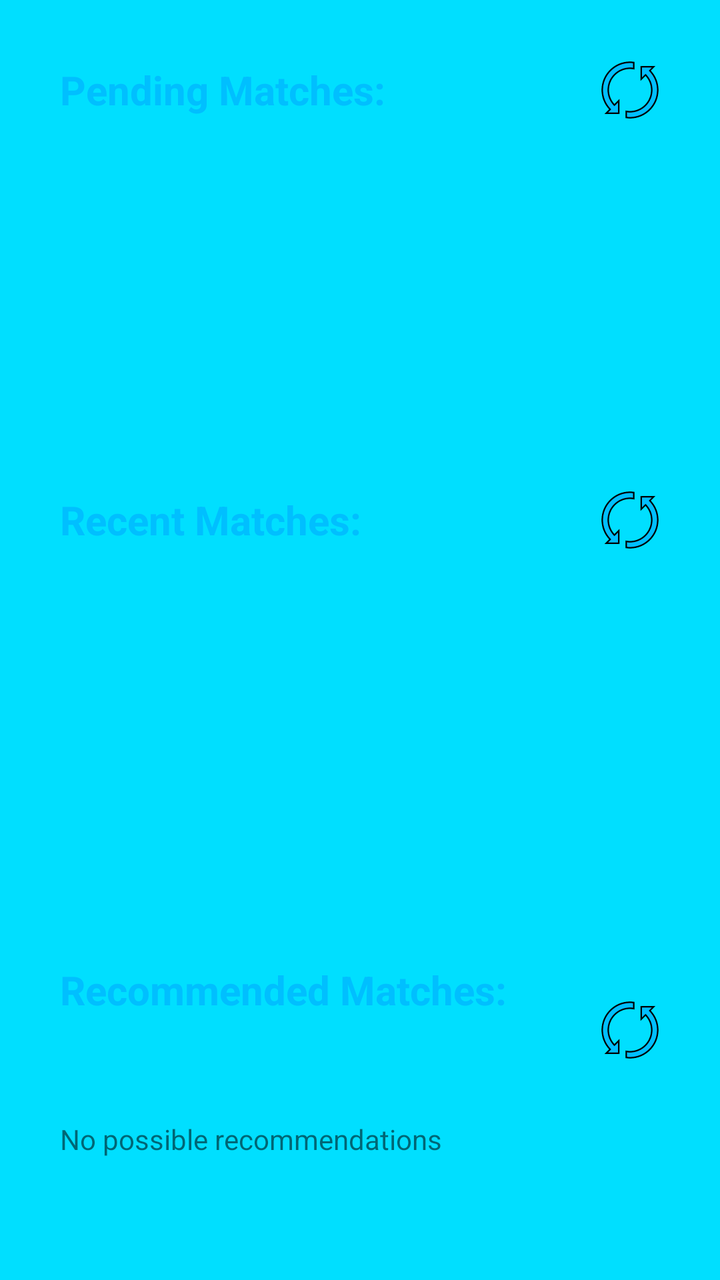
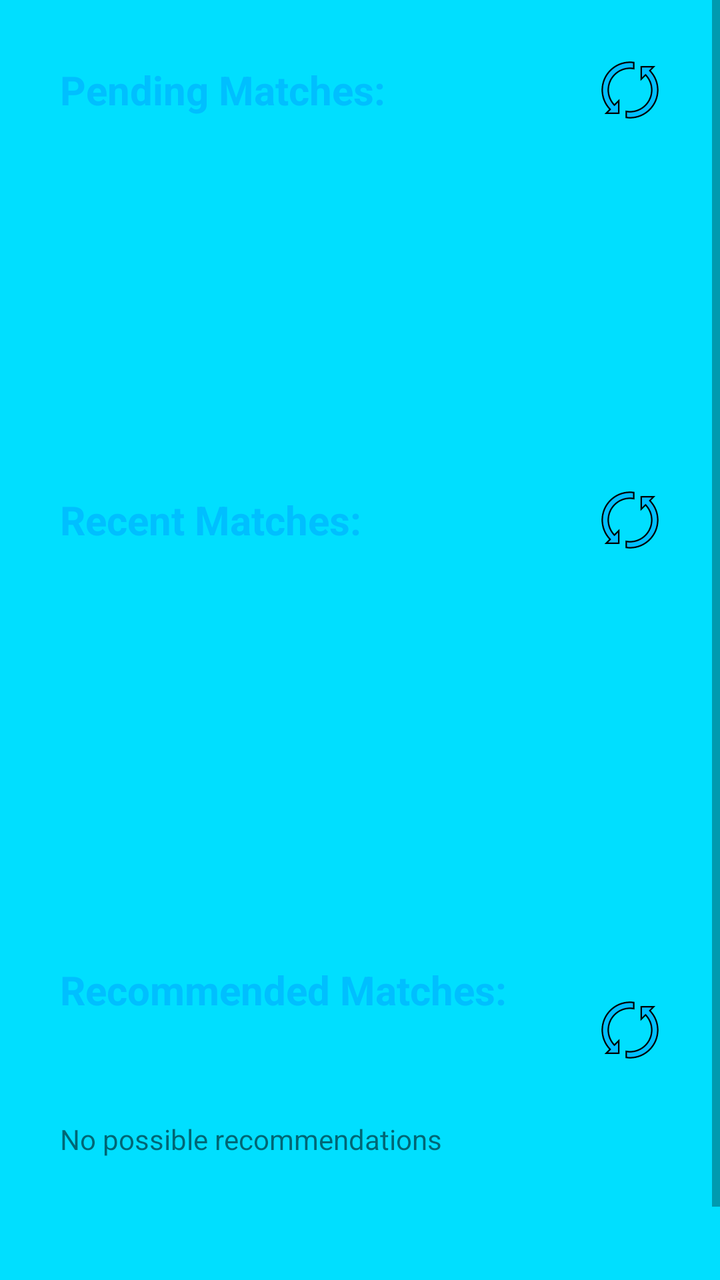

Before-and-after screenshots of an Android layout around one commit, followed by the original layout XML and the change that was made.
<!-- AndroidManifest.xml: application theme AppTheme -->
<!-- res/layout/fragment_home.xml -->
<?xml version="1.0" encoding="utf-8"?>
<ScrollView xmlns:android="http://schemas.android.com/apk/res/android"
    xmlns:tools="http://schemas.android.com/tools"
    android:layout_width="match_parent"
    android:layout_height="match_parent"
    android:background="@color/colorStatsActivity"
    tools:context=".statsFragments.HomeFragment">

    <LinearLayout
        android:layout_width="match_parent"
        android:layout_height="wrap_content"
        android:orientation="vertical">

        <LinearLayout
            android:layout_width="match_parent"
            android:layout_height="wrap_content"
            android:layout_marginTop="30dp"
            android:layout_marginBottom="10dp"
            android:orientation="horizontal">

            <TextView
                android:id="@+id/pendingMatchesHeader"
                android:layout_width="wrap_content"
                android:layout_height="wrap_content"
                android:layout_gravity="center"
                android:layout_marginStart="30dp"
                android:text="Pending Matches:"
                android:textColor="@color/colorPrimaryDark"
                android:textSize="20sp"
                android:textStyle="bold" />

            <View
                android:layout_width="0dp"
                android:layout_height="0dp"
                android:layout_weight="1" />

            <Button
                android:id="@+id/refreshPendingMatches"
                android:layout_width="30dp"
                android:layout_height="30dp"
                android:layout_gravity="center"
                android:layout_marginEnd="30dp"
                android:rotation="0"
                android:background="@drawable/reload_icon" />

        </LinearLayout>

        <ListView
            android:id="@+id/pendingMatches"
            android:layout_width="match_parent"
            android:layout_height="115dp"
            android:layout_marginStart="10dp"
            android:layout_marginEnd="10dp"
            android:layout_marginTop="10dp"
            android:layout_marginBottom="50dp"
            android:layout_weight="1" />

        <TextView
            android:id="@+id/emptyPendingMatchesText"
            android:layout_width="wrap_content"
            android:layout_height="wrap_content"
            android:layout_marginStart="30dp"
            android:layout_marginTop="10dp"
            android:layout_marginBottom="100dp"
            android:text="Currently no pending matches"
            android:visibility="gone"/>

        <LinearLayout
            android:layout_width="match_parent"
            android:layout_height="wrap_content"
            android:layout_marginBottom="10dp"
            android:orientation="horizontal">

            <TextView
                android:id="@+id/recentMatchesHeader"
                android:layout_width="wrap_content"
                android:layout_height="wrap_content"
                android:layout_gravity="center"
                android:layout_marginStart="30dp"
                android:text="Recent Matches:"
                android:textColor="@color/colorPrimaryDark"
                android:textSize="20sp"
                android:textStyle="bold" />

            <View
                android:layout_width="0dp"
                android:layout_height="0dp"
                android:layout_weight="1" />

            <Button
                android:id="@+id/refreshRecentMatches"
                android:layout_width="30dp"
                android:layout_height="30dp"
                android:layout_gravity="center"
                android:layout_marginEnd="30dp"
                android:rotation="0"
                android:background="@drawable/reload_icon" />

        </LinearLayout>

        <ListView
            android:id="@+id/recentMatches"
            android:layout_width="match_parent"
            android:layout_height="115dp"
            android:layout_marginStart="10dp"
            android:layout_marginEnd="10dp"
            android:layout_marginTop="10dp"
            android:layout_marginBottom="50dp"
            android:layout_weight="1" />

        <TextView
            android:id="@+id/emptyRecentMatchesText"
            android:layout_width="wrap_content"
            android:layout_height="wrap_content"
            android:layout_marginStart="30dp"
            android:layout_marginTop="10dp"
            android:layout_marginBottom="100dp"
            android:text="Currently no recent matches"
            android:visibility="gone"/>

        <LinearLayout
            android:layout_width="match_parent"
            android:layout_height="wrap_content"
            android:orientation="horizontal">

            <TextView
                android:id="@+id/recommendedMatchesHeader"
                android:layout_width="wrap_content"
                android:layout_height="wrap_content"
                android:layout_gravity="center"
                android:layout_marginStart="30dp"
                android:text="Recommended Matches:"
                android:textColor="@color/colorPrimaryDark"
                android:textSize="20sp"
                android:textStyle="bold" />

            <View
                android:layout_width="0dp"
                android:layout_height="0dp"
                android:layout_weight="1" />

            <Button
                android:id="@+id/refreshRecommendedMatches"
                android:layout_width="30dp"
                android:layout_height="30dp"
                android:layout_marginTop="30dp"
                android:layout_marginBottom="10dp"
                android:layout_gravity="center"
                android:layout_marginEnd="30dp"
                android:background="@drawable/reload_icon" />
        </LinearLayout>

        <ListView
            android:id="@+id/recommendedMatches"
            android:layout_width="match_parent"
            android:layout_height="match_parent"
            android:layout_margin="10dp"
            android:layout_weight="1" />

        <TextView
            android:id="@+id/emptyRecommendedMatchesText"
            android:layout_width="wrap_content"
            android:layout_height="wrap_content"
            android:layout_marginStart="30dp"
            android:layout_marginTop="10dp"
            android:text="No possible recommendations"
            android:visibility="visible"/>

    </LinearLayout>
</ScrollView>
<!-- resources referenced by this layout -->
<resources>
  <color name="colorPrimaryDark">#00BFFF</color>
  <color name="colorStatsActivity">#00DFFF</color>
  <!-- drawable reload_icon (drawable) -->
  <vector xmlns:android="http://schemas.android.com/apk/res/android"
      android:width="200dp"
      android:height="200dp"
      android:viewportWidth="40"
      android:viewportHeight="40">
      <path android:fillColor="#00BFFF" android:pathData="M4.207,35.5l2.573-2.574l-0.328-0.353C3.259,29.143,1.5,24.677,1.5,20C1.5,9.799,9.799,1.5,20,1.5 c0.776,0,1.598,0.062,2.5,0.19v4.032C21.661,5.575,20.823,5.5,20,5.5C12.005,5.5,5.5,12.005,5.5,20 c0,3.578,1.337,7.023,3.765,9.701l0.353,0.389l2.883-2.883V35.5H4.207z"/>
      <path android:fillColor="#000000" android:pathData="M20,2c0.627,0,1.287,0.042,2,0.129v3.009C21.33,5.046,20.661,5,20,5C11.729,5,5,11.729,5,20 c0,3.702,1.383,7.267,3.894,10.037l0.705,0.778l0.743-0.743L12,28.414V35H5.414l1.379-1.379l0.682-0.682l-0.657-0.706 C3.711,28.895,2,24.551,2,20C2,10.075,10.075,2,20,2 M20,1C9.507,1,1,9.507,1,20c0,4.994,1.934,9.527,5.086,12.914L3,36h10V26 l-3.365,3.365C7.387,26.885,6,23.612,6,20c0-7.732,6.268-14,14-14c1.031,0,2.033,0.119,3,0.33V1.259C22.02,1.104,21.023,1,20,1 L20,1z"/>
      <path android:fillColor="#00BFFF" android:pathData="M20,38.5c-0.776,0-1.598-0.062-2.5-0.19v-4.032c0.839,0.147,1.677,0.222,2.5,0.222 c7.995,0,14.5-6.505,14.5-14.5c0-3.583-1.336-7.03-3.761-9.706l-0.353-0.389L27.5,12.793V4.5h8.293l-2.581,2.582l0.328,0.354 C36.738,10.872,38.5,15.334,38.5,20C38.5,30.201,30.201,38.5,20,38.5z"/>
      <path android:fillColor="#000000" android:pathData="M34.586,5l-1.387,1.387l-0.682,0.682l0.657,0.706C36.286,11.119,38,15.461,38,20 c0,9.925-8.075,18-18,18c-0.627,0-1.287-0.042-2-0.129v-3.009C18.67,34.954,19.339,35,20,35c8.271,0,15-6.729,15-15 c0-3.708-1.381-7.274-3.89-10.041l-0.705-0.778l-0.743,0.743L28,11.586V5H34.586 M37,4H27v10l3.369-3.369 C32.618,13.111,34,16.388,34,20c0,7.732-6.268,14-14,14c-1.031,0-2.033-0.119-3-0.33v5.071C17.98,38.896,18.977,39,20,39 c10.493,0,19-8.507,19-19c0-4.993-1.942-9.519-5.094-12.906L37,4L37,4z"/>
      </vector>
  <style name="AppTheme" parent="Theme.AppCompat.Light.NoActionBar">
          
          <item name="colorPrimary">@color/colorPrimary</item>
          <item name="colorPrimaryDark">@color/colorPrimaryDark</item>
          <item name="colorAccent">@color/colorAccent</item>
      </style>
  <color name="colorPrimary">#2596be</color>
  <color name="colorAccent">#03DAC5</color>
</resources>

<!-- the commit's change to res/layout/fragment_home.xml (unified diff, before → after) -->
@@ -61,7 +61,7 @@
             android:layout_height="wrap_content"
             android:layout_marginStart="30dp"
             android:layout_marginTop="10dp"
-            android:layout_marginBottom="100dp"
+            android:layout_marginBottom="50dp"
             android:text="Currently no pending matches"
             android:visibility="gone"/>
 
@@ -114,7 +114,7 @@
             android:layout_height="wrap_content"
             android:layout_marginStart="30dp"
             android:layout_marginTop="10dp"
-            android:layout_marginBottom="100dp"
+            android:layout_marginBottom="50dp"
             android:text="Currently no recent matches"
             android:visibility="gone"/>
 
@@ -163,6 +163,7 @@
             android:layout_height="wrap_content"
             android:layout_marginStart="30dp"
             android:layout_marginTop="10dp"
+            android:layout_marginBottom="100dp"
             android:text="No possible recommendations"
             android:visibility="visible"/>
 
